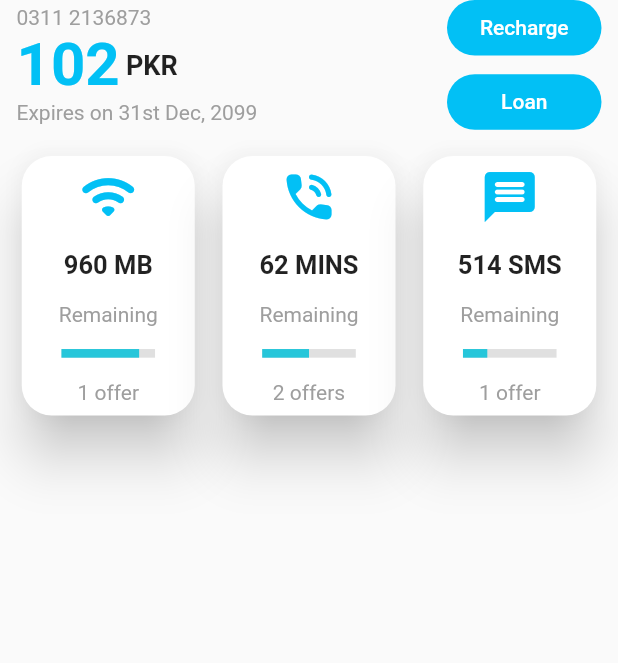
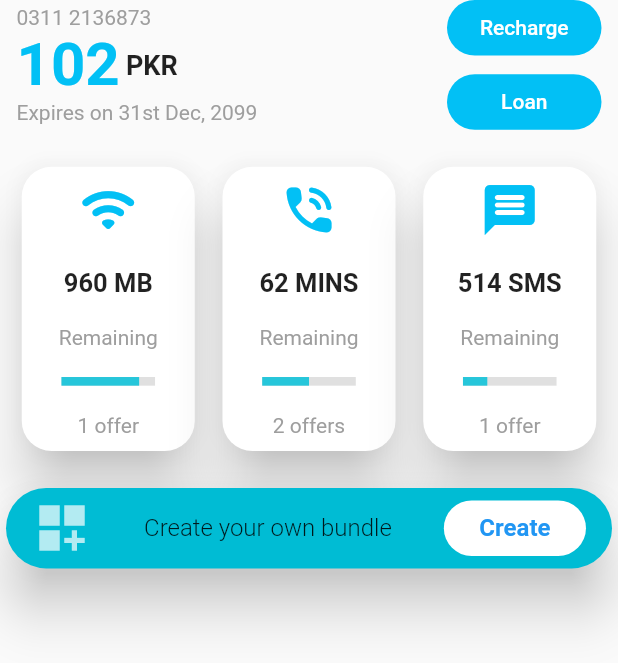
Before and after one commit to ZaryabAlam/Bong, a Flutter app: the Home screen opened directly, on a phone screen of 412 x 824 dp. Shown: the top 663 px of the screen. Run offline on Flutter 3.47's test engine with Material 2 defaults, Android fonts, the phone set to English and light mode, and no system bars; drawn by our look-alikes of percent_indicator; missing offline and left inert: scaled_list.

Commit message:
Work Updated

```diff
--- a/lib/card1.dart
+++ b/lib/card1.dart
@@ -28,7 +28,7 @@ class _Card1State extends State<Card1> {
             shadowColor: Colors.black87,
             color: Colors.white,
             child: Container(
-              height: _h * 0.21,
+              height: _h * 0.23,
               width: _w * 0.28,
               child: Column(
                 mainAxisAlignment: MainAxisAlignment.spaceAround,
@@ -72,7 +72,7 @@ class _Card1State extends State<Card1> {
             shadowColor: Colors.black87,
             color: Colors.white,
             child: Container(
-              height: _h * 0.21,
+              height: _h * 0.23,
               width: _w * 0.28,
               child: Column(
                 mainAxisAlignment: MainAxisAlignment.spaceAround,
@@ -116,7 +116,7 @@ class _Card1State extends State<Card1> {
             shadowColor: Colors.black87,
             color: Colors.white,
             child: Container(
-              height: _h * 0.21,
+              height: _h * 0.23,
               width: _w * 0.28,
               child: Column(
                 mainAxisAlignment: MainAxisAlignment.spaceAround,
--- /dev/null
+++ b/lib/card2.dart
@@ -0,0 +1,57 @@
+import 'package:flutter/material.dart';
+
+class Card2 extends StatefulWidget {
+  @override
+  State<Card2> createState() => _Card2State();
+}
+
+class _Card2State extends State<Card2> {
+  @override
+  Widget build(BuildContext context) {
+    final _h = MediaQuery.of(context).size.height;
+    final _w = MediaQuery.of(context).size.width;
+
+    return Card(
+      elevation: 15,
+      shape: RoundedRectangleBorder(borderRadius: BorderRadius.circular(40)),
+      shadowColor: Colors.black87,
+      color: Colors.cyan,
+      child: Container(
+        height: _h * 0.065,
+        width: _w * 0.99,
+        child: Row(
+          mainAxisAlignment: MainAxisAlignment.spaceAround,
+          children: [
+            Icon(
+              Icons.dashboard_customize,
+              size: 40,
+              color: Colors.white70,
+            ),
+            Text(
+              "Create your own bundle",
+              style: TextStyle(fontSize: 16, fontWeight: FontWeight.w300),
+            ),
+            Container(
+                height: _h * 0.045,
+                width: _w * 0.23,
+                decoration: BoxDecoration(
+                    borderRadius: BorderRadius.circular(40),
+                    color: Colors.white),
+                child: ElevatedButton(
+                    onPressed: () {},
+                    child: Text(
+                      "Create",
+                      style: TextStyle(
+                          color: Colors.blue,
+                          fontWeight: FontWeight.bold,
+                          fontSize: 16),
+                    ),
+                    style: ElevatedButton.styleFrom(
+                        primary: Colors.transparent,
+                        shadowColor: Colors.transparent)))
+          ],
+        ),
+      ),
+    );
+  }
+}
--- a/lib/home.dart
+++ b/lib/home.dart
@@ -1,5 +1,6 @@
 import 'package:bong/appbar.dart';
 import 'package:bong/card1.dart';
+import 'package:bong/card2.dart';
 import 'package:bong/extra.dart';
 import 'package:flutter/material.dart';
 
@@ -90,15 +91,25 @@ class Home extends StatelessWidget {
                 ),
               ],
             ),
+////////////////////////////////////// Cards //////////////////////////////////////////////////
             Column(
               children: [
                 SizedBox(
-                  height: 100,
+                  height: _h * 0.13,
                 ),
-/////////////////////////////////////// Cards //////////////////////////////////////////////////
                 Card1()
               ],
             ),
+/////////////////////////////////////// Card 2 //////////////////////////////////////////////////
+            Column(
+              children: [
+                SizedBox(
+                  height: _h * 0.39,
+                ),
+                Card2()
+              ],
+            ),
+///////////////////////////////////////////////////////////////////////////////////////////
           ],
         ),
       ),
--- a/lib/main.dart
+++ b/lib/main.dart
@@ -1,5 +1,6 @@
 import 'package:bong/appbar.dart';
-import 'package:bong/card1.dart';
+import 'package:bong/slide1.dart';
+import 'package:bong/card2.dart';
 import 'package:bong/first.dart';
 import 'package:flutter/material.dart';
 import 'home.dart';
@@ -16,7 +17,7 @@ class MyApp extends StatelessWidget {
       home: Scaffold(
         appBar: PreferredSize(
             preferredSize: Size.fromHeight(80.0), child: Appbar1()),
-        body: Home(),
+        body: Slide1(),
         bottomNavigationBar: BottomNavigationBar(
             selectedItemColor: Colors.grey[700],
             showSelectedLabels: false,
--- /dev/null
+++ b/lib/slide1.dart
@@ -0,0 +1,69 @@
+import 'package:flutter/material.dart';
+import 'package:scaled_list/scaled_list.dart';
+
+class Slide1 extends StatelessWidget {
+  @override
+  Widget build(BuildContext context) {
+    return MaterialApp(
+        debugShowCheckedModeBanner: false,
+        title: 'Flutter Demo',
+        theme: ThemeData(
+          primarySwatch: Colors.blue,
+          visualDensity: VisualDensity.adaptivePlatformDensity,
+        ),
+        home: Scaffold(
+          body: Center(
+            child: ScaledList(
+              itemCount: categories.length,
+              itemColor: (index) {
+                return kMixedColors[index % kMixedColors.length];
+              },
+              itemBuilder: (index, selectedIndex) {
+                final category = categories[index];
+                return Column(
+                  mainAxisAlignment: MainAxisAlignment.center,
+                  children: [
+                    Container(
+                      height: selectedIndex == index ? 50 : 60,
+                      child: Image.asset(category.image),
+                    ),
+                    SizedBox(height: 15),
+                    Text(
+                      category.name,
+                      style: TextStyle(
+                          color: Colors.white,
+                          fontSize: selectedIndex == index ? 25 : 20),
+                    )
+                  ],
+                );
+              },
+            ),
+          ),
+        ));
+  }
+
+  final List<Color> kMixedColors = [
+    Color(0xff71A5D7),
+    Color(0xff72CCD4),
+    Color(0xffFBAB57),
+    Color(0xffF8B993),
+    Color(0xff962D17),
+    Color(0xffc657fb),
+    Color(0xfffb8457),
+  ];
+
+  final List<Category> categories = [
+    Category(image: "assets/images/1.png", name: "Offer 1"),
+    Category(image: "assets/images/2.png", name: "Offer 2"),
+    Category(image: "assets/images/3.png", name: "Offer 3"),
+    Category(image: "assets/images/4.png", name: "Offer 4"),
+    Category(image: "assets/images/5.png", name: "Offer 5"),
+  ];
+}
+
+class Category {
+  final String image;
+  final String name;
+
+  Category({@required this.image, @required this.name});
+}
--- a/pubspec.yaml
+++ b/pubspec.yaml
@@ -30,6 +30,7 @@ dependencies:
   cupertino_icons: ^1.0.2
   flutter_native_splash: ^1.2.0
   percent_indicator: ^2.1.8
+  scaled_list: ^1.0.1+6
 
 dev_dependencies:
   flutter_test:
```
